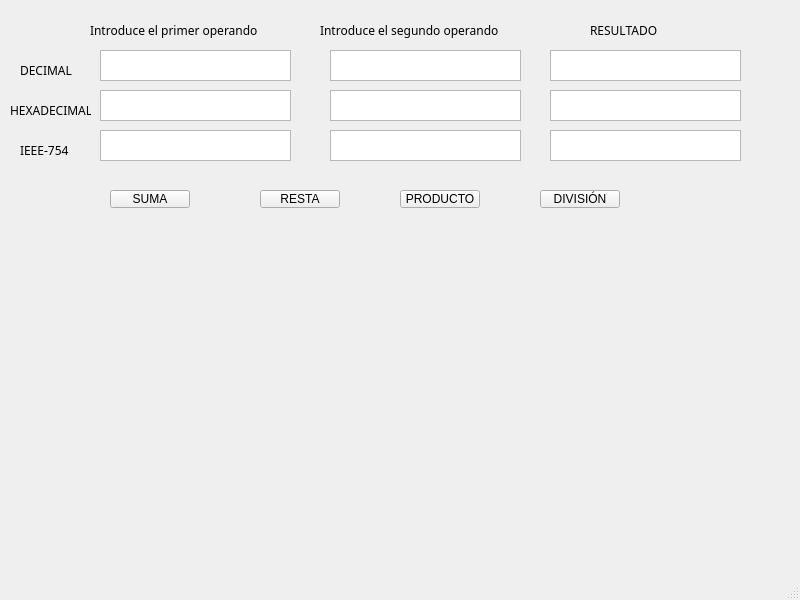
This is mainwindow.ui in VictorMartinezVega/Alu as Qt 5 draws it before an edit. The edited form follows.
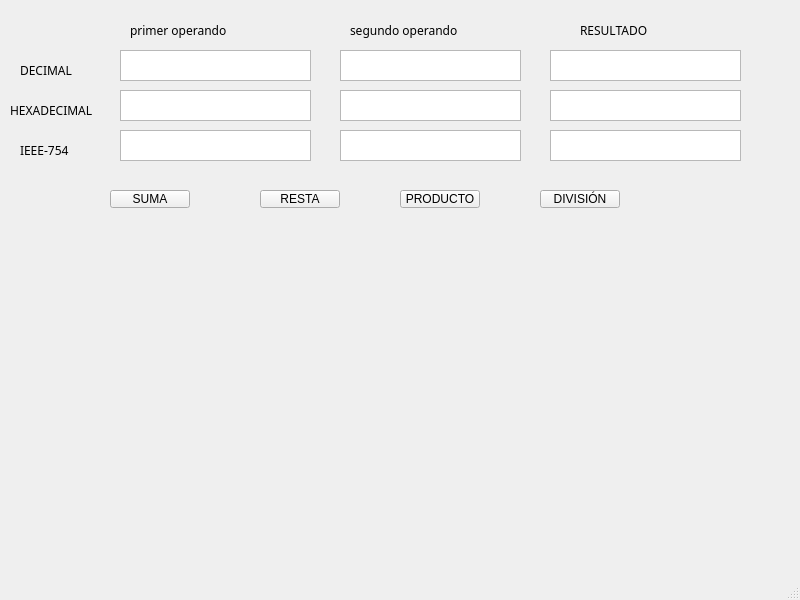
This is the edited form.

Commit message: suma acabada

Patch:
```diff
--- a/mainwindow.ui
+++ b/mainwindow.ui
@@ -17,7 +17,7 @@
    <widget class="QTextEdit" name="textEdit">
     <property name="geometry">
      <rect>
-      <x>100</x>
+      <x>120</x>
       <y>50</y>
       <width>191</width>
       <height>31</height>
@@ -27,9 +27,9 @@
    <widget class="QTextEdit" name="textEdit_2">
     <property name="geometry">
      <rect>
-      <x>330</x>
+      <x>340</x>
       <y>50</y>
-      <width>191</width>
+      <width>181</width>
       <height>31</height>
      </rect>
     </property>
@@ -89,9 +89,9 @@
    <widget class="QLabel" name="label">
     <property name="geometry">
      <rect>
-      <x>90</x>
+      <x>130</x>
       <y>20</y>
-      <width>211</width>
+      <width>181</width>
       <height>20</height>
      </rect>
     </property>
@@ -101,13 +101,13 @@
      </font>
     </property>
     <property name="text">
-     <string>Introduce el primer operando</string>
+     <string>primer operando</string>
     </property>
    </widget>
    <widget class="QLabel" name="label_2">
     <property name="geometry">
      <rect>
-      <x>320</x>
+      <x>350</x>
       <y>20</y>
       <width>211</width>
       <height>20</height>
@@ -119,7 +119,7 @@
      </font>
     </property>
     <property name="text">
-     <string>Introduce el segundo operando</string>
+     <string>segundo operando</string>
     </property>
    </widget>
    <widget class="QTextEdit" name="textEdit_3">
@@ -135,9 +135,9 @@
    <widget class="QLabel" name="label_3">
     <property name="geometry">
      <rect>
-      <x>590</x>
+      <x>580</x>
       <y>20</y>
-      <width>81</width>
+      <width>111</width>
       <height>20</height>
      </rect>
     </property>
@@ -153,7 +153,7 @@
    <widget class="QTextEdit" name="textEdit_4">
     <property name="geometry">
      <rect>
-      <x>100</x>
+      <x>120</x>
       <y>90</y>
       <width>191</width>
       <height>31</height>
@@ -163,7 +163,7 @@
    <widget class="QTextEdit" name="textEdit_5">
     <property name="geometry">
      <rect>
-      <x>100</x>
+      <x>120</x>
       <y>130</y>
       <width>191</width>
       <height>31</height>
@@ -173,9 +173,9 @@
    <widget class="QTextEdit" name="textEdit_6">
     <property name="geometry">
      <rect>
-      <x>330</x>
+      <x>340</x>
       <y>90</y>
-      <width>191</width>
+      <width>181</width>
       <height>31</height>
      </rect>
     </property>
@@ -183,9 +183,9 @@
    <widget class="QTextEdit" name="textEdit_7">
     <property name="geometry">
      <rect>
-      <x>330</x>
+      <x>340</x>
       <y>130</y>
-      <width>191</width>
+      <width>181</width>
       <height>31</height>
      </rect>
     </property>
@@ -233,7 +233,7 @@
      <rect>
       <x>10</x>
       <y>100</y>
-      <width>81</width>
+      <width>101</width>
       <height>20</height>
      </rect>
     </property>
```
The commit also changes 1 other file.
